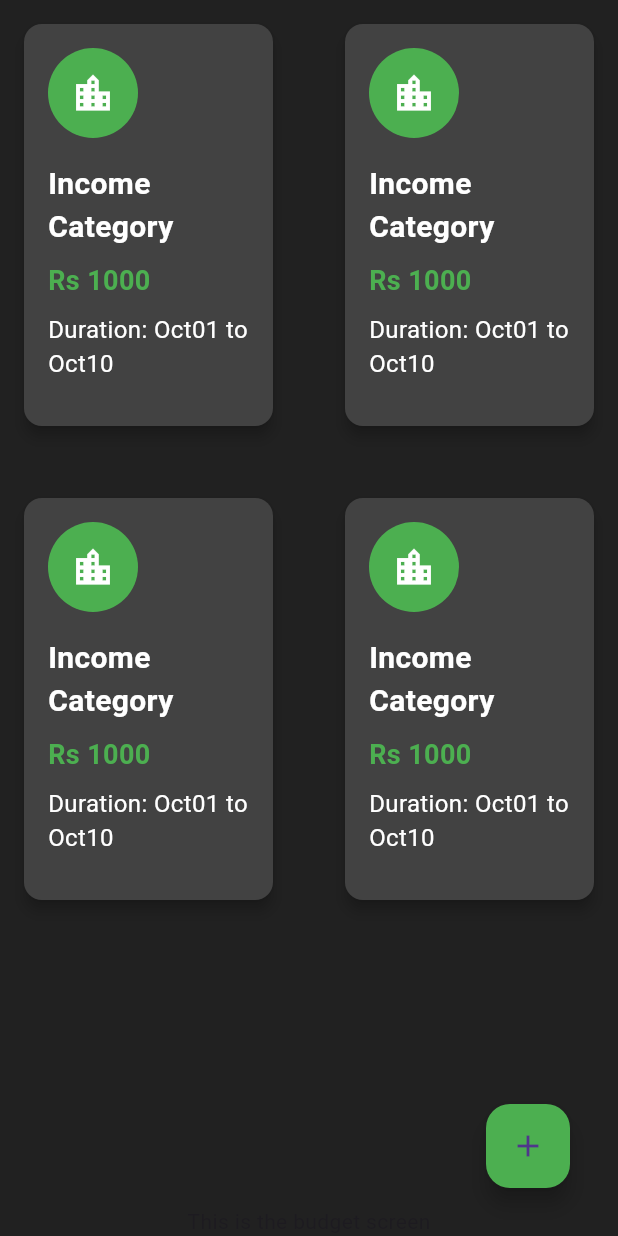
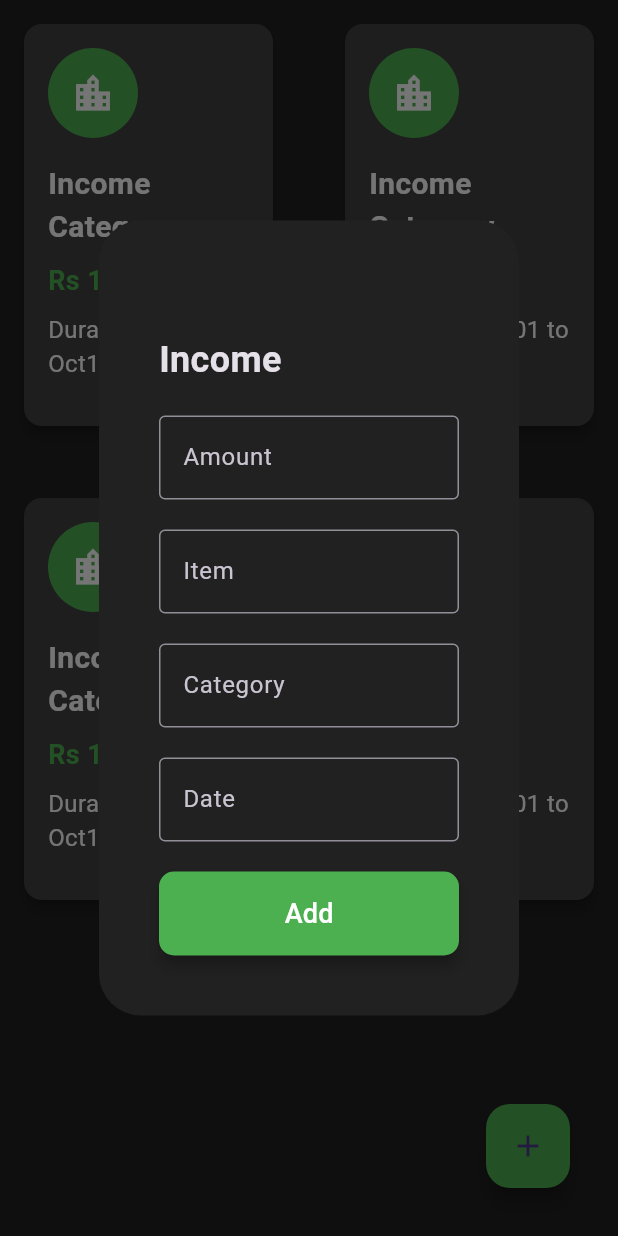
Before and after one commit to surajpahari/walletwise, a Flutter app: the IncomeScreen screen opened directly, after a tap on the "add" icon, on a phone screen of 412 x 824 dp. Run offline on Flutter 3.47's test engine with Material 3 defaults, Android fonts, the phone set to English and light mode, and no system bars; our stand-ins replace fl_chart, get.

Commit message:
income and expense form

```diff
--- a/frontend/lib/api/urls/app_urls.dart
+++ b/frontend/lib/api/urls/app_urls.dart
@@ -14,4 +14,7 @@ class ApiUrls {
   static Url signupUrl = Url('/api/auth/register');
   static Url logoutUrl = Url('/api/auth/logout');
   static Url changePasswordUrl = Url('api/test');
+
+  //urls related to the income
+  static Url addIncome = Url('/api/income/add');
 }
--- /dev/null
+++ b/frontend/lib/controllers/budget/income_contorller.dart
@@ -0,0 +1,18 @@
+import "dart:convert";
+import "package:walletwise/api/fetcher.dart";
+import "package:walletwise/api/urls/app_urls.dart";
+import "package:walletwise/models/income.dart";
+
+class IncomeContorller {
+  static Future<dynamic> addIncome(Income income) async {
+    String incomeJson = jsonEncode(income.toJson());
+    var response = await FetchAPI(ApiUrls.addIncome, HttpMethod.post,
+        body: {'income': incomeJson}).fetchAuthorizedAPI();
+    if (response.statusCode == 200) {
+      print(response.body);
+      print("Adding Income");
+    } else {
+      throw Exception('Failed to load budgets');
+    }
+  }
+}
--- /dev/null
+++ b/frontend/lib/models/expense.dart
@@ -0,0 +1,6 @@
+class Expense {
+  int amount;
+  String name;
+  String category;
+  Expense({required this.category, required this.amount, required this.name});
+}
--- /dev/null
+++ b/frontend/lib/models/income.dart
@@ -0,0 +1,15 @@
+class Income {
+  int amount;
+  String category;
+  String date;
+
+  Income({required this.amount, required this.category, required this.date});
+
+  Map<String, dynamic> toJson() {
+    return {
+      'amount': amount,
+      'category': category,
+      'date': date,
+    };
+  }
+}
--- a/frontend/lib/screens/income_screen.dart
+++ b/frontend/lib/screens/income_screen.dart
@@ -1,11 +1,10 @@
 import 'package:flutter/material.dart';
 import 'package:walletwise/utils/cards/income_card.dart';
-import 'package:walletwise/utils/forms/add_budget.dart';
+import 'package:walletwise/utils/forms/income_form.dart';
 
 class IncomeScreen extends StatefulWidget {
   const IncomeScreen({Key? key});
-  void _hello(BuildContext context) {
-    AddBudgetForm form = const AddBudgetForm();
+  void hello(BuildContext context) {
     showDialog(
       context: context,
       builder: (BuildContext context) {
@@ -14,13 +13,9 @@ class IncomeScreen extends StatefulWidget {
           child: AlertDialog(
             backgroundColor: Colors.grey[900], // Dark background color
             title: const Padding(
-                padding: EdgeInsets.only(bottom: 20),
-                child: Center(
-                    child: Text(
-                  'Add new',
-                  style: TextStyle(color: Colors.white), // Title text color
-                ))),
-            content: form,
+              padding: EdgeInsets.only(bottom: 20),
+            ),
+            content: IncomeForm(),
             // actions: [
             //   TextButton(
             //     onPressed: () {
@@ -78,14 +73,13 @@ class _IncomeScreenState extends State<IncomeScreen> {
               ],
             ),
           ),
-          const Text("This is the budget screen"),
         ],
       ),
       floatingActionButton: Padding(
         padding: const EdgeInsets.all(16.0),
         child: FloatingActionButton(
           backgroundColor: Colors.green,
-          onPressed: () => print("hello"),
+          onPressed: () => widget.hello(context),
           child: const Icon(Icons.add),
         ),
       ),
--- /dev/null
+++ b/frontend/lib/utils/forms/income_form.dart
@@ -0,0 +1,107 @@
+import 'package:flutter/material.dart';
+import 'package:walletwise/controllers/budget/income_contorller.dart';
+import 'package:walletwise/models/income.dart';
+
+class IncomeForm extends StatelessWidget {
+  const IncomeForm({Key? key}) : super(key: key);
+
+  @override
+  Widget build(BuildContext context) {
+    return Padding(
+      padding: const EdgeInsets.all(16.0),
+      child: SingleChildScrollView(
+        child: Column(
+          crossAxisAlignment: CrossAxisAlignment.stretch,
+          children: [
+            const Text(
+              "Income",
+              style: TextStyle(
+                fontSize: 24,
+                fontWeight: FontWeight.bold,
+              ),
+            ),
+            const SizedBox(height: 20),
+            TextFormField(
+              decoration: const InputDecoration(
+                labelText: "Amount",
+                border: OutlineInputBorder(),
+              ),
+              keyboardType: TextInputType.number,
+              validator: (value) {
+                if (value == null || value.isEmpty) {
+                  return 'Please enter the amount';
+                }
+                return null;
+              },
+            ),
+            const SizedBox(height: 20),
+            TextFormField(
+              decoration: const InputDecoration(
+                labelText: "Item",
+                border: OutlineInputBorder(),
+              ),
+              validator: (value) {
+                if (value == null || value.isEmpty) {
+                  return 'Please enter the item';
+                }
+                return null;
+              },
+            ),
+            const SizedBox(height: 20),
+            TextFormField(
+              decoration: const InputDecoration(
+                labelText: "Category",
+                border: OutlineInputBorder(),
+              ),
+              validator: (value) {
+                if (value == null || value.isEmpty) {
+                  return 'Please enter the category';
+                }
+                return null;
+              },
+            ),
+            const SizedBox(height: 20),
+            TextFormField(
+              decoration: const InputDecoration(
+                labelText: "Date",
+                border: OutlineInputBorder(),
+              ),
+              readOnly: true,
+              onTap: () {},
+              validator: (value) {
+                if (value == null || value.isEmpty) {
+                  return 'Please select the date';
+                }
+                return null;
+              },
+            ),
+            const SizedBox(height: 20),
+            ElevatedButton(
+              onPressed: () {
+                IncomeContorller.addIncome(Income(
+                    amount: 1500, date: "today", category: "incomeCategory"));
+                // Implement form submission functionality
+              },
+              style: ElevatedButton.styleFrom(
+                backgroundColor: Colors.green, // Background color of the button
+                padding: const EdgeInsets.symmetric(
+                    vertical: 15), // Padding around the button content
+                elevation: 4, // Elevation of the button
+                shape: RoundedRectangleBorder(
+                  // Rounded corners for the button
+                  borderRadius: BorderRadius.circular(10),
+                ),
+              ),
+              child: const Text(
+                "Add",
+                style: TextStyle(
+                    fontSize: 18,
+                    color: Colors.white), // Text style of the button text
+              ),
+            ),
+          ],
+        ),
+      ),
+    );
+  }
+}
```
Also changed, not shown: frontend/lib/navigation_menu.dart (+27 -5 lines), frontend/lib/screens/expense_screen.dart (+10 -6 lines), frontend/lib/utils/forms/expense_form.dart (added, +103 -0 lines), frontend/lib/utils/forms/expenseform.dart (deleted), frontend/pubspec.lock, 1 other file.
